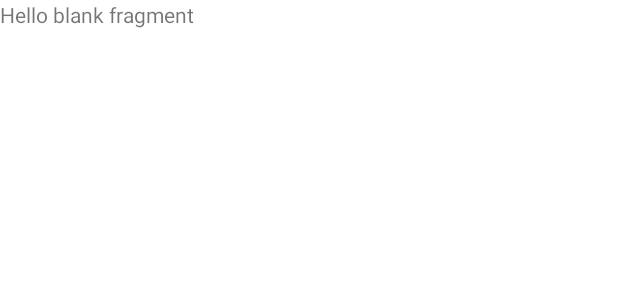
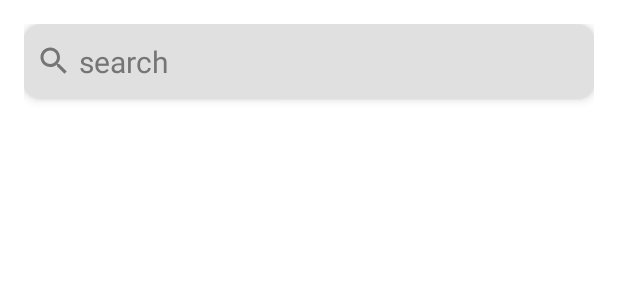
Before and after one commit to IbrahimAlzaidi/HeroApp, an Android app: the layout fragment_main.xml on its own in the app's theme, with its tools: preview values and no code run, on a phone screen of 412 x 824 dp. Shown: the top 300 px of the screen. Run offline under Robolectric (Android 15) with nearby library versions, the phone set to English and light mode, and no system bars.

Commit message:
create search bar

```diff
--- /dev/null
+++ b/app/src/main/res/drawable/ic_search.xml
@@ -0,0 +1,10 @@
+<vector xmlns:android="http://schemas.android.com/apk/res/android"
+    android:width="24dp"
+    android:height="24dp"
+    android:viewportWidth="24"
+    android:viewportHeight="24"
+    android:tint="#757575">
+  <path
+      android:fillColor="@android:color/white"
+      android:pathData="M15.5,14h-0.79l-0.28,-0.27C15.41,12.59 16,11.11 16,9.5 16,5.91 13.09,3 9.5,3S3,5.91 3,9.5 5.91,16 9.5,16c1.61,0 3.09,-0.59 4.23,-1.57l0.27,0.28v0.79l5,4.99L20.49,19l-4.99,-5zM9.5,14C7.01,14 5,11.99 5,9.5S7.01,5 9.5,5 14,7.01 14,9.5 11.99,14 9.5,14z"/>
+</vector>
--- /dev/null
+++ b/app/src/main/res/drawable/shape_search_bar.xml
@@ -0,0 +1,6 @@
+<?xml version="1.0" encoding="utf-8"?>
+<shape xmlns:android="http://schemas.android.com/apk/res/android"
+    android:shape="rectangle">
+    <solid android:color="#E0E0E0"/>
+    <corners android:radius="12dp"/>
+</shape>
--- a/app/src/main/res/layout/fragment_main.xml
+++ b/app/src/main/res/layout/fragment_main.xml
@@ -1,14 +1,26 @@
 <?xml version="1.0" encoding="utf-8"?>
-<FrameLayout xmlns:android="http://schemas.android.com/apk/res/android"
+<androidx.constraintlayout.widget.ConstraintLayout xmlns:android="http://schemas.android.com/apk/res/android"
+    xmlns:app="http://schemas.android.com/apk/res-auto"
     xmlns:tools="http://schemas.android.com/tools"
     android:layout_width="match_parent"
     android:layout_height="match_parent"
+    android:layout_margin="16dp"
     tools:context=".ui.fragment.MainFragment">
 
-    <!-- TODO: Update blank fragment layout -->
-    <TextView
+    <EditText
+        android:id="@+id/search_bar"
         android:layout_width="match_parent"
-        android:layout_height="match_parent"
-        android:text="@string/hello_blank_fragment" />
+        android:layout_height="50dp"
+        android:padding="8dp"
+        android:inputType="text"
+        android:textSize="20dp"
+        android:hint=" search"
+        android:textColorHint="#757575"
+        android:elevation="4dp"
+        android:drawableStart="@drawable/ic_search"
+        android:background="@drawable/shape_search_bar"
+        app:layout_constraintEnd_toEndOf="parent"
+        app:layout_constraintStart_toStartOf="parent"
+        app:layout_constraintTop_toTopOf="parent" />
 
-</FrameLayout>
+</androidx.constraintlayout.widget.ConstraintLayout>
```
